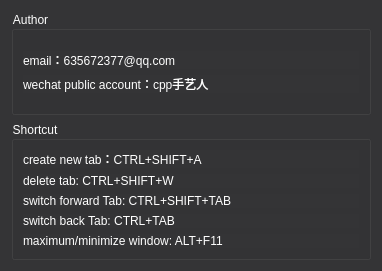
Old version of the form platypus/ui/helpdialog.ui in the repository MingYueRuYa/platypus.
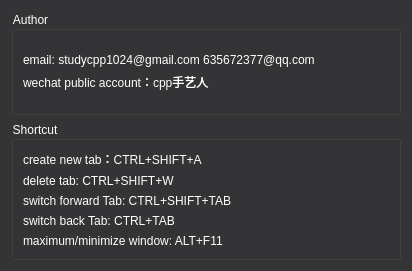
New version of the form.

Commit message: 1.ui: update helpdialog 2.update vs solution

Patch:
```diff
--- a/platypus/ui/helpdialog.ui
+++ b/platypus/ui/helpdialog.ui
@@ -6,7 +6,7 @@
    <rect>
     <x>0</x>
     <y>0</y>
-    <width>382</width>
+    <width>412</width>
     <height>271</height>
    </rect>
   </property>
@@ -48,7 +48,7 @@
 font: 14px &quot;Microsoft YaHei UI&quot;;</string>
           </property>
           <property name="text">
-           <string>email：635672377@qq.com</string>
+           <string>email: studycpp1024@gmail.com 635672377@qq.com</string>
           </property>
          </widget>
         </item>
```
The commit also changes 1 other file.
